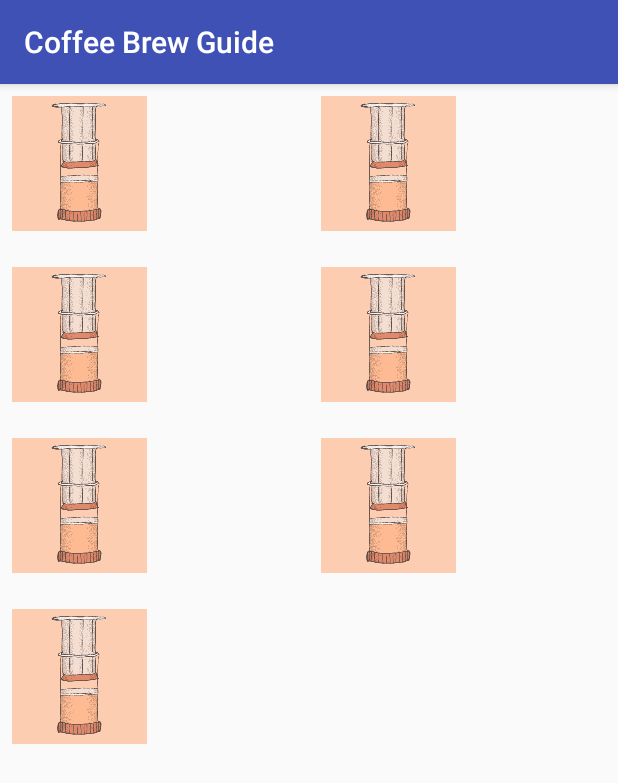
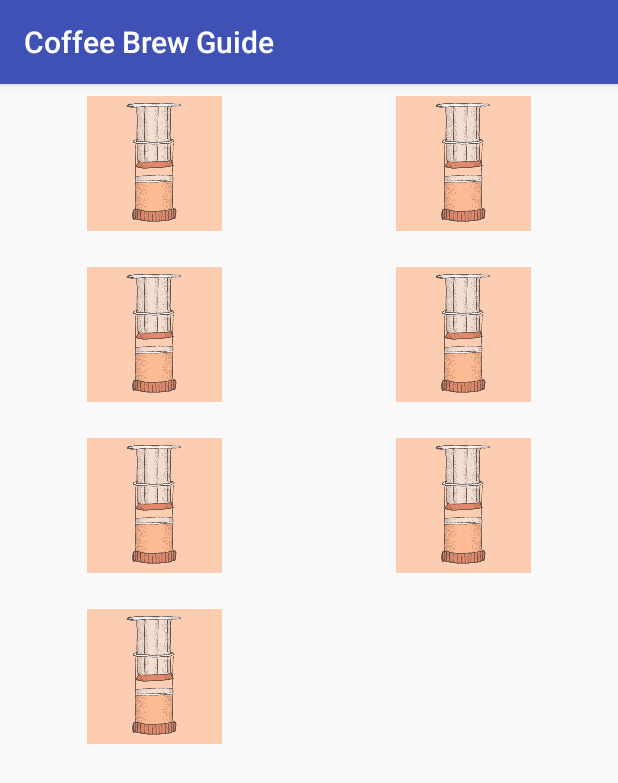
Before and after one commit to pattrickrice/Coffee-Brew-Guide, an Android app: the screen it shows after launch (MainActivity), on a phone screen of 412 x 824 dp. Shown: the top 783 px of the screen. Run offline under Robolectric (Android 15) with nearby library versions, the phone set to English and light mode, and no system bars.

Commit message:
add commenting

```diff
--- a/App/CoffeeBrewGuide/app/src/main/java/com/brewguide/android/coffeebrewguide/ImageAdapter.java
+++ b/App/CoffeeBrewGuide/app/src/main/java/com/brewguide/android/coffeebrewguide/ImageAdapter.java
@@ -5,11 +5,10 @@ import android.view.LayoutInflater;
 import android.view.View;
 import android.view.ViewGroup;
 import android.widget.BaseAdapter;
-import android.widget.GridView;
 import android.widget.ImageView;
 
 /**
- * Created by Patrick on 2/18/2017.
+ * Adapter that takes the brew method tile images and implements them in a GridView shown in Main Activity
  */
 
 public class ImageAdapter extends BaseAdapter {
@@ -19,6 +18,7 @@ public class ImageAdapter extends BaseAdapter {
         mContext = c;
     }
 
+    // returns the count of the number of images
     public int getCount() {
         return mThumbIds.length;
     }
@@ -40,7 +40,7 @@ public class ImageAdapter extends BaseAdapter {
 
         if (convertView == null) {
 
-            gridView = new View(mContext);
+//            gridView = new View(mContext);
 
             // get layout from mobile.xml
             gridView = inflater.inflate(R.layout.grid_tile, null);
@@ -59,23 +59,11 @@ public class ImageAdapter extends BaseAdapter {
 
         return gridView;
 
-//        ImageView imageView;
-//        if (convertView == null) {
-//            // if it's not recycled, initialize some attributes
-//            imageView = new ImageView(mContext);
-//            imageView.setLayoutParams(new GridView.LayoutParams(525, 700));
-//            imageView.setScaleType(ImageView.ScaleType.CENTER_CROP);
-//            imageView.setPadding(8, 8, 8, 8);
-//        } else {
-//            imageView = (ImageView) convertView;
-//        }
-//
-//        imageView.setImageResource(mThumbIds[position]);
-//        return imageView;
     }
 
-    // references to our images
+    // references to the images shown in the Gridview
     private Integer[] mThumbIds = {
+            //TODO replace with object values
             R.drawable.aeropress,R.drawable.aeropress,R.drawable.aeropress,R.drawable.aeropress,R.drawable.aeropress,R.drawable.aeropress,R.drawable.aeropress
 };
 }
--- a/App/CoffeeBrewGuide/app/src/main/res/layout/grid_tile.xml
+++ b/App/CoffeeBrewGuide/app/src/main/res/layout/grid_tile.xml
@@ -8,6 +8,7 @@
         android:layout_width="wrap_content"
         android:layout_height="wrap_content"
         android:scaleType="centerCrop"
+        android:layout_gravity="center"
         android:padding="8dp"
         />
 </LinearLayout>
```
